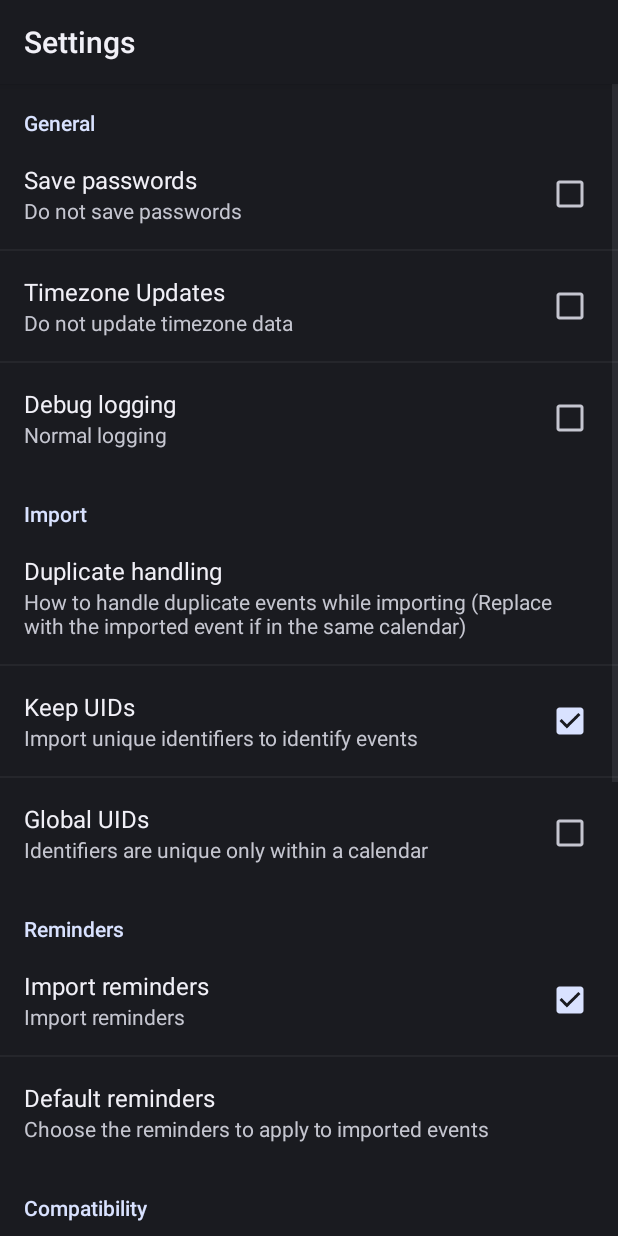
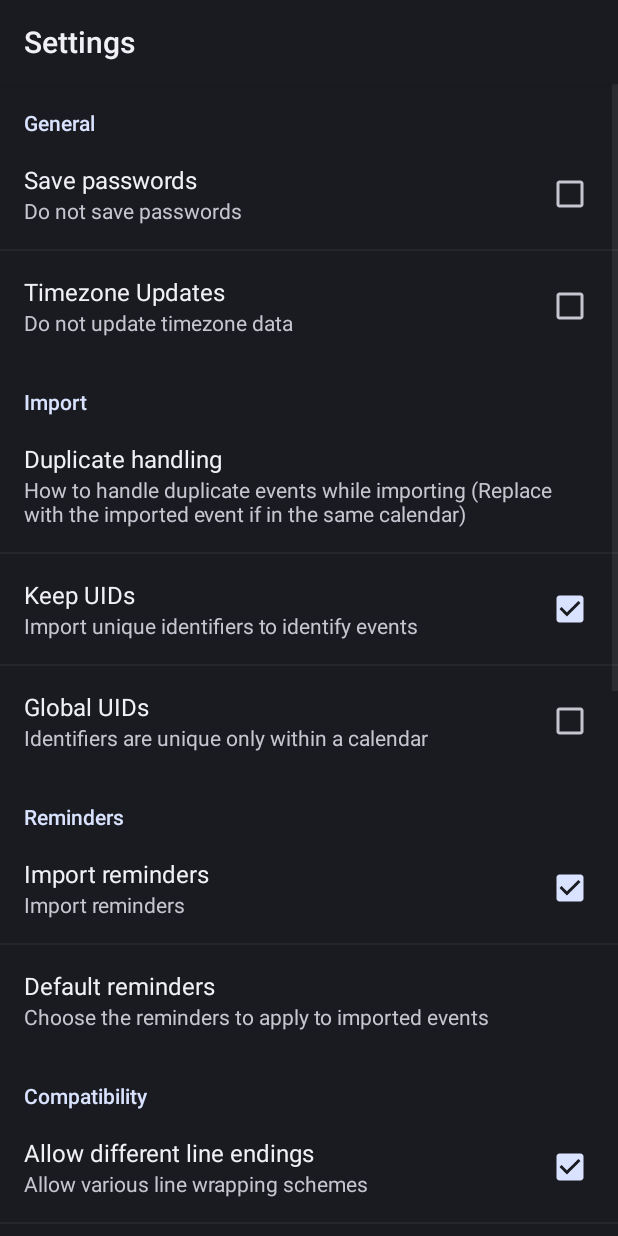
Before and after one commit to SufficientlySecure/calendar-import-export, an Android app: the SettingsActivity screen opened directly, with no data from a screen before it, on a phone screen of 412 x 824 dp. Run offline under Robolectric (Android 15) with nearby library versions, the light colour scheme and no system bars.

Commit message:
Add options for developer mode and testing
Move debug logging to require developer mode to be enabled.

```diff
--- a/ICSImportExport/src/main/java/org/sufficientlysecure/ical/Settings.java
+++ b/ICSImportExport/src/main/java/org/sufficientlysecure/ical/Settings.java
@@ -7,6 +7,7 @@ import android.content.SharedPreferences;
 public class Settings {
     public static final String PREF_DEBUG_LOGGING = "debug_logging";
     public static final String PREF_DEFAULT_REMINDERS = "default_reminders";
+    public static final String PREF_DEVELOPER_MODE = "developer_mode";
     public static final String PREF_DUPLICATE_HANDLING = "duplicate_handling";
     public static final String PREF_GLOBAL_UIDS = "global_uids";
     public static final String PREF_ICAL4J_COMPATIBILITY_NOTES = "ical4j.compatibility.notes";
@@ -24,6 +25,7 @@ public class Settings {
     public static final String PREF_MICROSOFT_EXTENSIONS = "microsoft_extensions";
     public static final String PREF_NET_FORTUNA_ICAL4J_TIMEZONE_UPDATE_ENABLED = "net.fortuna.ical4j.timezone.update.enabled";
     public static final String PREF_SAVE_PASSWORDS = "save_passwords";
+    public static final String PREF_TEST_FILE_SUPPORT = "test_file_support";
     public static final String PREF_UIDPID = "uidPid";
     public enum DuplicateHandlingEnum {
         DUP_REPLACE,
@@ -99,14 +101,6 @@ public class Settings {
 
     public void setNetFortunaIcal4jTimezoneUpdateEnabled(boolean value) {
         putBoolean(PREF_NET_FORTUNA_ICAL4J_TIMEZONE_UPDATE_ENABLED, value);
-    }
-
-    public boolean getDebugLogging() {
-        return getBoolean(PREF_DEBUG_LOGGING, false);
-    }
-
-    public void setDebugLogging(boolean value) {
-        putBoolean(PREF_DEBUG_LOGGING, value);
     }
 
     public DuplicateHandlingEnum getDuplicateHandling() {
@@ -197,4 +191,28 @@ public class Settings {
         putBoolean(PREF_MICROSOFT_EXTENSIONS, value);
     }
 
+    public boolean getDeveloperMode() {
+        return getBoolean(PREF_DEVELOPER_MODE, false);
+    }
+
+    public void setDeveloperMode(boolean value) {
+        putBoolean(PREF_DEVELOPER_MODE, value);
+    }
+
+    public boolean getDebugLogging() {
+        return getBoolean(PREF_DEBUG_LOGGING, false);
+    }
+
+    public void setDebugLogging(boolean value) {
+        putBoolean(PREF_DEBUG_LOGGING, value);
+    }
+
+    public boolean getTestFileSupport() {
+        return getBoolean(PREF_TEST_FILE_SUPPORT, false);
+    }
+
+    public void setTestFileSupport(boolean value) {
+        putBoolean(PREF_TEST_FILE_SUPPORT, value);
+    }
+
 }
--- a/ICSImportExport/src/main/res/values/settings.xml
+++ b/ICSImportExport/src/main/res/values/settings.xml
@@ -11,10 +11,14 @@
     <string name="compatibility">Compatibility</string>
     <string name="debug_logging">Debug logging</string>
     <string name="default_reminders">Default reminders</string>
+    <string name="developer_mode">Developer mode</string>
+    <string name="developer_tools">Developer tools</string>
+    <string name="disabled">Disabled</string>
     <string name="do_not_import_reminders">Do not import reminders</string>
     <string name="do_not_save_passwords">Do not save passwords</string>
     <string name="do_not_update_timezone_data">Do not update timezone data</string>
     <string name="duplicate_handling">Duplicate handling</string>
+    <string name="enable_developer_features">Enable developer features</string>
     <string name="enforce_rfc_compliant_input">Enforce RFC compliant input</string>
     <string name="enforce_rfc_compliant_line_wrapping">Enforce RFC compliant line wrapping</string>
     <string name="extra_logging_for_debugging">Extra logging for debugging</string>
@@ -32,10 +36,10 @@
     <string name="no_microsoft174_calendar_extensions">No Microsoft&#174; calendar extensions</string>
     <string name="no_microsoft174_calendar_support">No Microsoft&#174; calendar support</string>
     <string name="no_vcard_support">No vCard support</string>
-    <string name="normal_logging">Normal logging</string>
     <string name="notes_compatible">Notes compatible</string>
     <string name="permissive_export">Permissive export</string>
     <string name="permissive_parsing">Permissive parsing</string>
+    <string name="process_test_file_directives">Process test file directives</string>
     <string name="reminders">Reminders</string>
     <string name="save_passwords">Save passwords</string>
     <string name="save_passwords_in_insecure_local">Save passwords in insecure local storage</string>
@@ -44,6 +48,7 @@
     <string name="support_calendars_exported_by_outlook174">Support calendars exported by Outlook&#174; and Exchange&#8482;</string>
     <string name="support_common_incorrect_quirks">Support common incorrect quirks</string>
     <string name="support_events_in_vcard_format">Support events in vCard format</string>
+    <string name="test_file_support">Test file support</string>
     <string name="timezone_updates">Timezone Updates</string>
     <string name="update_timezone_data_over_the">Update timezone data over the network</string>
     <string name="validate_the_output_file">Validate the output file</string>
--- a/ICSImportExport/src/main/res/xml/settings.xml
+++ b/ICSImportExport/src/main/res/xml/settings.xml
@@ -17,13 +17,6 @@
             android:title="@string/timezone_updates"
             android:summaryOn="@string/update_timezone_data_over_the"
             android:summaryOff="@string/do_not_update_timezone_data"
-            android:defaultValue="false" />
-
-        <CheckBoxPreference
-            android:key="debug_logging"
-            android:title="@string/debug_logging"
-            android:summaryOn="@string/extra_logging_for_debugging"
-            android:summaryOff="@string/normal_logging"
             android:defaultValue="false" />
 
     </PreferenceCategory>
@@ -132,4 +125,32 @@
 
     </PreferenceCategory>
 
+    <PreferenceCategory
+        android:title="@string/developer_tools" >
+
+        <CheckBoxPreference
+            android:key="developer_mode"
+            android:title="@string/developer_mode"
+            android:summaryOn="@string/enable_developer_features"
+            android:summaryOff="@string/disabled"
+            android:defaultValue="false" />
+
+        <CheckBoxPreference
+            android:key="debug_logging"
+            android:title="@string/debug_logging"
+            android:summaryOn="@string/extra_logging_for_debugging"
+            android:summaryOff="@string/disabled"
+            android:defaultValue="false"
+            android:dependency="developer_mode" />
+
+        <CheckBoxPreference
+            android:key="test_file_support"
+            android:title="@string/test_file_support"
+            android:summaryOn="@string/process_test_file_directives"
+            android:summaryOff="@string/disabled"
+            android:defaultValue="false"
+            android:dependency="developer_mode" />
+
+    </PreferenceCategory>
+
 </PreferenceScreen>
```
Also changed, not shown: 1 other file.
